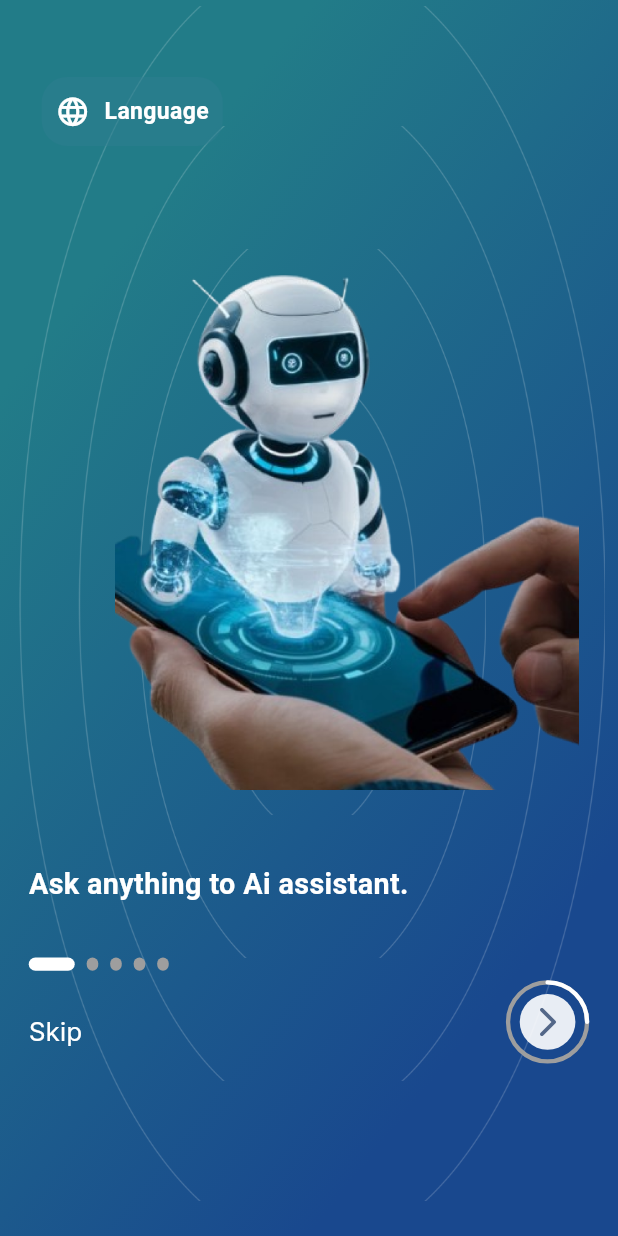
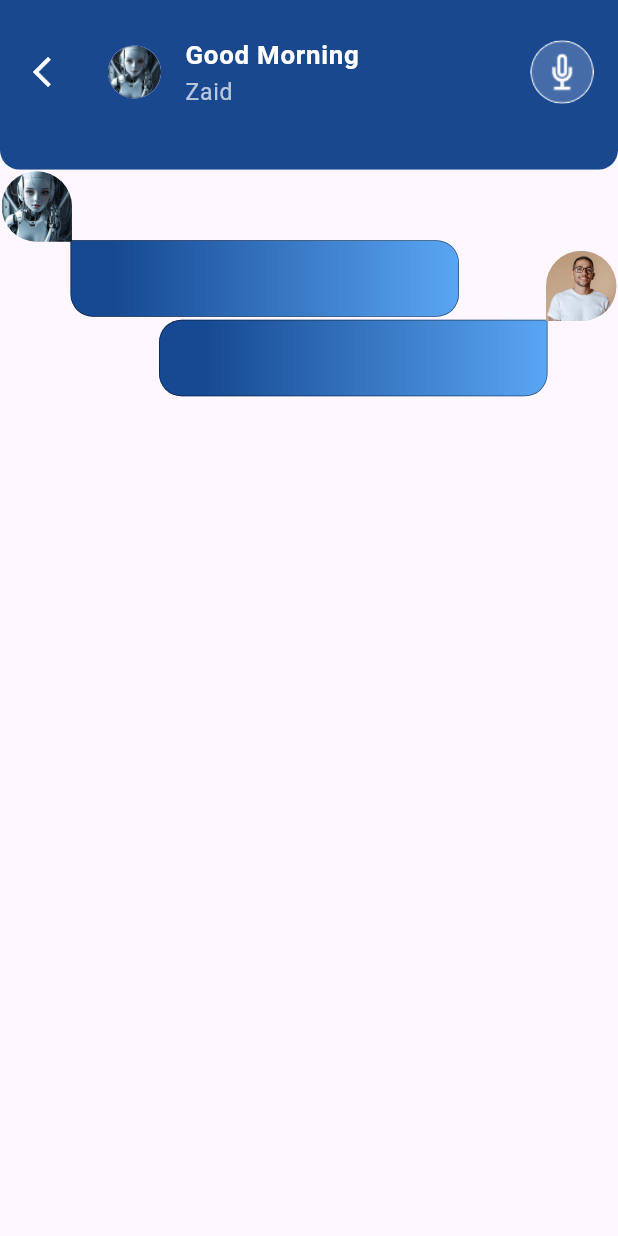
Before and after one commit to HagerYoussef/AI_APP, a Flutter app: the screen it shows after launch, on a phone screen of 412 x 824 dp. Run offline on Flutter 3.47's test engine with Material 3 defaults, Android fonts, the phone set to English and light mode, and no system bars; drawn by our look-alikes of percent_indicator, smooth_page_indicator; our stand-ins replace flutter_bloc, flutter_screenutil.

Commit message:
ai chat by messages

```diff
--- /dev/null
+++ b/lib/features/ai_chat/presentation/view/ai_chat_app_bar.dart
@@ -0,0 +1,66 @@
+import 'package:flutter/material.dart';
+import 'package:flutter_screenutil/flutter_screenutil.dart';
+
+class HowToAppBar extends StatelessWidget implements PreferredSizeWidget {
+  final String title;
+
+  const HowToAppBar({Key? key, required this.title}) : super(key: key);
+
+  @override
+  Widget build(BuildContext context) {
+    return ClipRRect(
+      borderRadius: BorderRadius.only(
+        bottomLeft: Radius.circular(15.0.r),
+        bottomRight: Radius.circular(15.0.r),
+      ),
+      child: Container(
+        width: double.infinity,
+        height: 128.h,
+        color: const Color(0xff19488E),
+        child: Padding(
+          padding: const EdgeInsets.only(top: 20),
+          child: AppBar(
+            leading: const Icon(Icons.arrow_back_ios_new, color: Colors.white),
+            backgroundColor: Colors.transparent,
+            elevation: 0,
+            title: ListTile(
+              contentPadding: EdgeInsets.zero,
+              leading: CircleAvatar(
+                radius: 20.r,
+                backgroundImage: const AssetImage('assets/images/chat/ai.png'),
+              ),
+              title: Column(
+                crossAxisAlignment: CrossAxisAlignment.start,
+                children: [
+                  Text(
+                    title,
+                    style: TextStyle(
+                      fontSize: 18.sp,
+                      fontWeight: FontWeight.bold,
+                      color: Colors.white,
+                    ),
+                  ),
+                  Text(
+                    "Zaid",
+                    style: TextStyle(
+                      fontSize: 16.sp,
+                      color: Colors.white.withOpacity(0.7),
+                    ),
+                  ),
+                ],
+              ),
+              trailing: CircleAvatar(
+                radius: 24.r,
+                backgroundColor: Colors.transparent,
+                backgroundImage: const AssetImage('assets/images/chat/record.png'),
+              ),
+            ),
+          ),
+        ),
+      ),
+    );
+  }
+
+  @override
+  Size get preferredSize => Size.fromHeight(128.h);
+}
--- /dev/null
+++ b/lib/features/ai_chat/presentation/view/ai_chat_view.dart
@@ -0,0 +1,134 @@
+import 'package:flutter/material.dart';
+import 'ai_chat_app_bar.dart';
+
+class AiChatView extends StatelessWidget {
+  const AiChatView({super.key});
+
+  static const String routeName = 'Ai Chat';
+
+  @override
+  Widget build(BuildContext context) {
+    return Scaffold(
+      appBar: const HowToAppBar(title: 'Good Morning'),
+      body: Column(
+        children: [
+          Expanded( // استخدم Expanded لتوسيع Stack داخل Column
+            child: Stack(
+              children: [
+                // العنصر على اليسار
+                Positioned(
+                  top: 47,
+                  left: 47,
+                  child: SizedBox(
+                    width: 259,
+                    height: 51,
+                    child: Container(
+                      decoration: BoxDecoration(
+                        gradient: const LinearGradient(
+                          begin: Alignment.centerLeft,
+                          end: Alignment.centerRight,
+                          colors: [
+                            Color(0xFF164992), // اللون الأول #164992
+                            Color(0xFF5AA6F4), // اللون الثاني #5AA6F4
+                          ],
+                          stops: [0.115, 1.0],
+                        ),
+                        borderRadius: const BorderRadius.only(
+                          topLeft: Radius.zero,
+                          topRight: Radius.circular(15),
+                          bottomRight: Radius.circular(15),
+                          bottomLeft: Radius.circular(15),
+                        ),
+                        border: Border.all(
+                          color: Colors.black.withOpacity(0.5),
+                          width: 0.5,
+                        ),
+                      ),
+                    ),
+                  ),
+                ),
+                Positioned(
+                  top: 1,
+                  left: 1,
+                  child: SizedBox(
+                    width: 47,
+                    height: 47,
+                    child: Container(
+                      decoration: const BoxDecoration(
+                        image: DecorationImage(
+                          image: AssetImage('assets/images/chat/new.jpeg'),
+                          fit: BoxFit.cover,
+                        ),
+                        borderRadius: BorderRadius.only(
+                          topLeft: Radius.circular(25),
+                          bottomLeft: Radius.circular(25),
+                          topRight: Radius.circular(25),
+                          bottomRight: Radius.zero,
+                        ),
+                      ),
+                    ),
+                  ),
+                ),
+
+                // العنصر على اليمين مع المسافة بين العناصر
+                Positioned(
+                  top: 100, // زيادة المسافة بين العنصرين
+                  right: 47,
+                  child: SizedBox(
+                    width: 259,
+                    height: 51,
+                    child: Container(
+                      decoration: BoxDecoration(
+                        gradient: const LinearGradient(
+                          begin: Alignment.centerLeft,
+                          end: Alignment.centerRight,
+                          colors: [
+                            Color(0xFF164992), // اللون الأول #164992
+                            Color(0xFF5AA6F4), // اللون الثاني #5AA6F4
+                          ],
+                          stops: [0.115, 1.0],
+                        ),
+                        borderRadius: const BorderRadius.only(
+                          topRight: Radius.zero,
+                          topLeft: Radius.circular(15),
+                          bottomLeft: Radius.circular(15),
+                          bottomRight: Radius.circular(15),
+                        ),
+                        border: Border.all(
+                          color: Colors.black.withOpacity(0.5),
+                          width: 0.5,
+                        ),
+                      ),
+                    ),
+                  ),
+                ),
+                Positioned(
+                  top: 54, // تعديل المسافة بين العنصرين
+                  right: 1,
+                  child: SizedBox(
+                    width: 47,
+                    height: 47,
+                    child: Container(
+                      decoration: const BoxDecoration(
+                        image: DecorationImage(
+                          image: AssetImage('assets/images/chat/new2.jpeg'),
+                          fit: BoxFit.cover,
+                        ),
+                        borderRadius: BorderRadius.only(
+                          topLeft: Radius.circular(25),
+                          bottomLeft: Radius.zero,
+                          topRight: Radius.circular(25),
+                          bottomRight: Radius.circular(25),
+                        ),
+                      ),
+                    ),
+                  ),
+                ),
+              ],
+            ),
+          ),
+        ],
+      ),
+    );
+  }
+}
--- a/lib/features/some_screens/presenation/view/easy_writer.dart
+++ b/lib/features/some_screens/presenation/view/easy_writer.dart
@@ -8,7 +8,7 @@ import 'widgets/how_to_app_bar.dart';
 class EasyWriter extends StatelessWidget {
   const EasyWriter({super.key});
 
-  static const String routeName = 'How To';
+  static const String routeName = 'Easy Writer';
 
   @override
   Widget build(BuildContext context) {
--- a/lib/features/some_screens/presenation/view/how_to.dart
+++ b/lib/features/some_screens/presenation/view/how_to.dart
@@ -12,19 +12,16 @@ class HowTo extends StatelessWidget {
 
   @override
   Widget build(BuildContext context) {
-    return SafeArea(
-      child: Scaffold(
-        appBar:HowToAppBar(title: 'How To',),
-        body: Padding(
-          padding: EdgeInsets.symmetric(horizontal: 20.w),
-          child: Column(
-            crossAxisAlignment: CrossAxisAlignment.start,
-            children: [
-              const CustomTextField(hintText: 'Enter Your Question'),
-              SizedBox(height: 20.h),
-              const AnswerContainer(text: 'Answer'),
-            ],
-          ),
+    return Scaffold(
+      appBar: const HowToAppBar(title: 'How To'),
+      body: Padding(
+        padding: EdgeInsets.all(20.0.w),
+        child: Column(
+          children: [
+            CustomTextField(hintText: 'Enter Your Question'),
+            SizedBox(height: 20.h),
+            AnswerContainer(text: 'Text'),
+          ],
         ),
       ),
     );
--- a/lib/features/some_screens/presenation/view/widgets/how_to_app_bar.dart
+++ b/lib/features/some_screens/presenation/view/widgets/how_to_app_bar.dart
@@ -1,4 +1,5 @@
 import 'package:flutter/material.dart';
+import 'package:flutter_screenutil/flutter_screenutil.dart';
 
 class HowToAppBar extends StatelessWidget implements PreferredSizeWidget {
   final String title;
@@ -7,21 +8,32 @@ class HowToAppBar extends StatelessWidget implements PreferredSizeWidget {
 
   @override
   Widget build(BuildContext context) {
+
     return ClipRRect(
-      borderRadius: const BorderRadius.only(
-        bottomLeft: Radius.circular(15.0),
-        bottomRight: Radius.circular(15.0),
+      borderRadius: BorderRadius.only(
+        bottomLeft: Radius.circular(15.0.r),
+        bottomRight: Radius.circular(15.0.r),
       ),
+      child: Container(
+        width: double.infinity,
+
+        height: 128.h,
+        color: const Color(0xff19488E),
+        child: Padding(
+          padding: const EdgeInsets.only(top: 9.0),
           child: AppBar(
-        leading: const Icon(Icons.arrow_back_ios_new,color: Colors.white,),
-        backgroundColor: const Color(0xff19488E),
+            leading: const Icon(Icons.arrow_back_ios_new, color: Colors.white),
+            backgroundColor: Colors.transparent,
             title: Text(
               title,
               textAlign: TextAlign.center,
-          style: const TextStyle(
+              style: TextStyle(
                 color: Colors.white,
                 fontWeight: FontWeight.w700,
-            fontSize: 24,
+                fontSize: 24.sp,
+              ),
+            ),
+            elevation: 0,
           ),
         ),
       ),
@@ -29,5 +41,5 @@ class HowToAppBar extends StatelessWidget implements PreferredSizeWidget {
   }
 
   @override
-  Size get preferredSize => const Size.fromHeight(80.0);
+  Size get preferredSize => Size.fromHeight(88.h);
 }
--- a/lib/main.dart
+++ b/lib/main.dart
@@ -3,6 +3,7 @@ import 'package:flutter_bloc/flutter_bloc.dart';
 import 'package:flutter_screenutil/flutter_screenutil.dart';
 import 'package:flutter_localizations/flutter_localizations.dart';
 import 'core/localization/app_localization.dart';
+import 'features/ai_chat/presentation/view/ai_chat_view.dart';
 import 'features/auth/presentation/view/enter_code.dart';
 import 'features/auth/presentation/view/forget_password.dart';
 import 'features/auth/presentation/view/intro_screen_view.dart';
@@ -64,8 +65,9 @@ class MyApp extends StatelessWidget {
                   EmailWriter.routeName: (_) => const EmailWriter(),
                   GenerateImage.routeName: (_) => const GenerateImage(),
                   TextSummarizer.routeName: (_) => const TextSummarizer(),
+                  AiChatView.routeName: (_) => const AiChatView(),
                 },
-                initialRoute: OnBoardingScreensView.routeName,
+                initialRoute: AiChatView.routeName,
               );
             },
           ),
--- a/pubspec.yaml
+++ b/pubspec.yaml
@@ -75,6 +75,7 @@ flutter:
     - assets/images/on_boarding/ellipse/
     - assets/images/home/
     - assets/lang/
+    - assets/images/chat/
 
 
   # An image asset can refer to one or more resolution-specific "variants", see
```
Also changed, not shown: assets/images/chat/ai.png (added), assets/images/chat/new.jpeg (added), assets/images/chat/new2.jpeg (added), assets/images/chat/record.png (added). Lines whose indentation alone changed are shown as unchanged.
